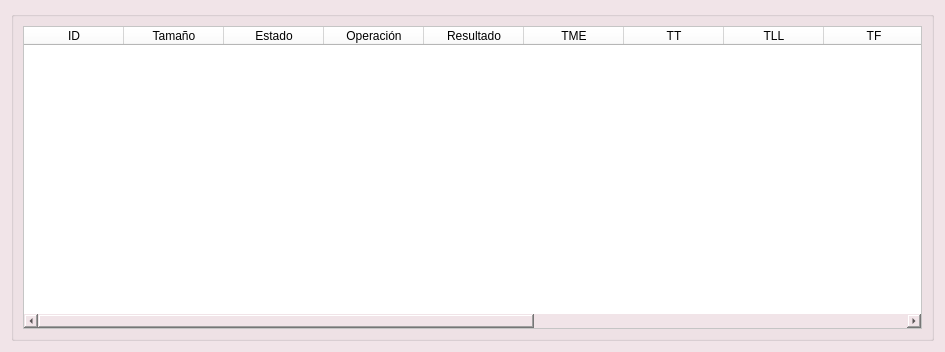
Above: ui/timedialog.ui from Diego-Ga-Glez/planificador before the change. Below: the same form after it.
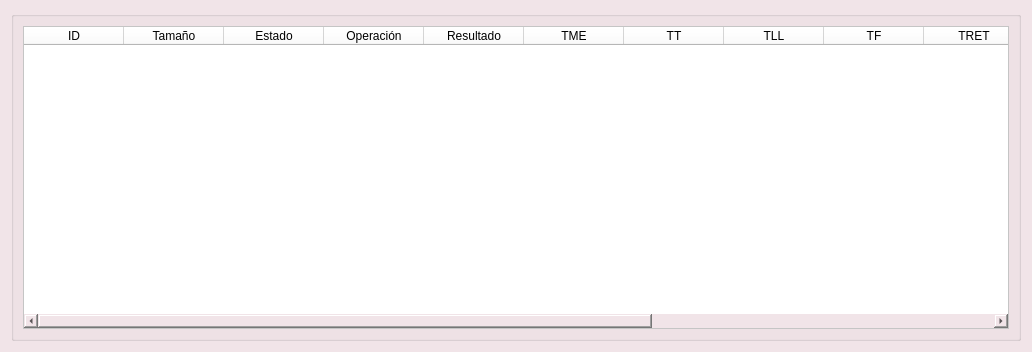
That is the form after the change.

Commit message: Ajuste de ventana de tabla de tiempos (act 15)

What changed in the file:
```diff
--- a/ui/timedialog.ui
+++ b/ui/timedialog.ui
@@ -6,7 +6,7 @@
    <rect>
     <x>0</x>
     <y>0</y>
-    <width>945</width>
+    <width>1032</width>
     <height>352</height>
    </rect>
   </property>
```
The commit also changes 2 other files.
